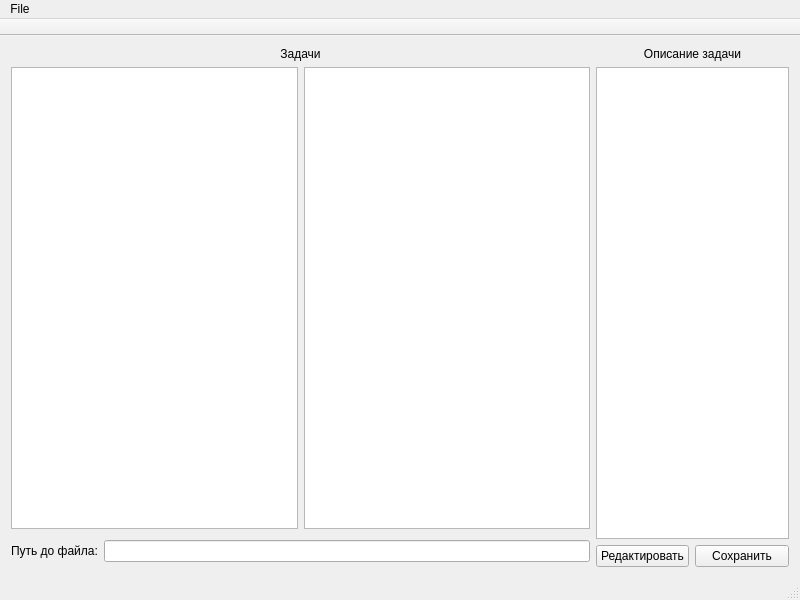
Qt form app/LightTaskManager/views/mainwindow.ui (moevm/gui-1h2018-06) before a commit.
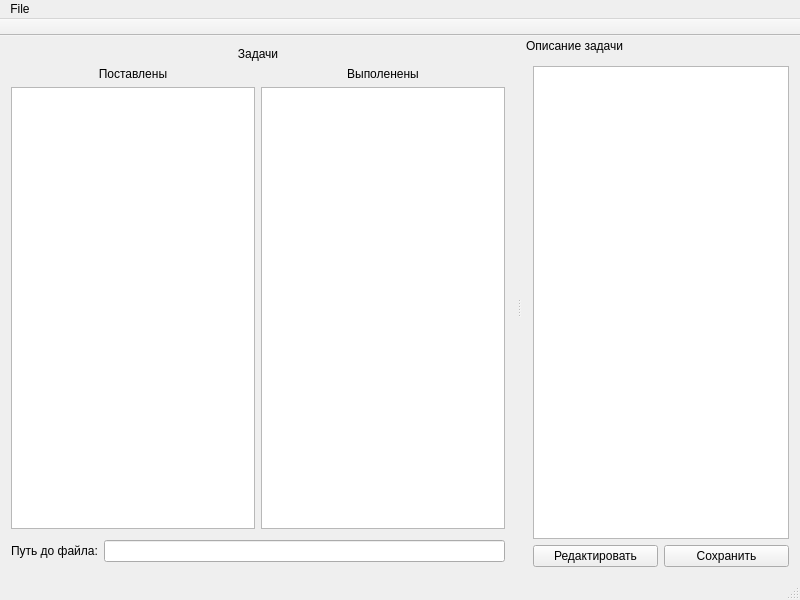
The same form after that commit. Icons and pictures are not drawn.

Commit message: Просмотр задачи внутри dockWidget

Diff of the .ui file:
```diff
--- a/app/LightTaskManager/views/mainwindow.ui
+++ b/app/LightTaskManager/views/mainwindow.ui
@@ -44,6 +44,9 @@
        </property>
        <item row="2" column="1">
         <widget class="QListWidget" name="completedListWidget">
+         <property name="horizontalScrollBarPolicy">
+          <enum>Qt::ScrollBarAlwaysOff</enum>
+         </property>
          <property name="dragEnabled">
           <bool>true</bool>
          </property>
@@ -68,8 +71,21 @@
          </property>
         </widget>
        </item>
+       <item row="1" column="0">
+        <widget class="QLabel" name="todoLabel">
+         <property name="text">
+          <string>Поставлены</string>
+         </property>
+         <property name="alignment">
+          <set>Qt::AlignCenter</set>
+         </property>
+        </widget>
+       </item>
        <item row="2" column="0">
         <widget class="QListWidget" name="todoListWidget">
+         <property name="horizontalScrollBarPolicy">
+          <enum>Qt::ScrollBarAlwaysOff</enum>
+         </property>
          <property name="editTriggers">
           <set>QAbstractItemView::NoEditTriggers</set>
          </property>
@@ -87,14 +103,24 @@
          </property>
         </widget>
        </item>
+       <item row="1" column="1">
+        <widget class="QLabel" name="completeLabel">
+         <property name="text">
+          <string>Выполенены</string>
+         </property>
+         <property name="alignment">
+          <set>Qt::AlignCenter</set>
+         </property>
+        </widget>
+       </item>
       </layout>
      </widget>
     </item>
-    <item row="0" column="1" rowspan="2">
-     <widget class="QFrame" name="currentTaskFrame">
+    <item row="1" column="0">
+     <widget class="QFrame" name="filePathFrame">
       <property name="sizePolicy">
        <sizepolicy hsizetype="Preferred" vsizetype="Preferred">
-        <horstretch>1</horstretch>
+        <horstretch>3</horstretch>
         <verstretch>0</verstretch>
        </sizepolicy>
       </property>
@@ -104,61 +130,6 @@
       <property name="frameShadow">
        <enum>QFrame::Raised</enum>
       </property>
-      <layout class="QGridLayout" name="gridLayout_2">
-       <property name="leftMargin">
-        <number>0</number>
-       </property>
-       <property name="topMargin">
-        <number>0</number>
-       </property>
-       <property name="rightMargin">
-        <number>0</number>
-       </property>
-       <property name="bottomMargin">
-        <number>0</number>
-       </property>
-       <item row="2" column="0">
-        <widget class="QPushButton" name="editTaskPushButton">
-         <property name="text">
-          <string>Редактировать</string>
-         </property>
-        </widget>
-       </item>
-       <item row="2" column="1">
-        <widget class="QPushButton" name="saveTaskPushButton">
-         <property name="text">
-          <string>Сохранить</string>
-         </property>
-        </widget>
-       </item>
-       <item row="1" column="0" colspan="2">
-        <widget class="QPlainTextEdit" name="currentTaskPlainTextEdit">
-         <property name="readOnly">
-          <bool>true</bool>
-         </property>
-        </widget>
-       </item>
-       <item row="0" column="0" colspan="2">
-        <widget class="QLabel" name="currentTaskLabel">
-         <property name="text">
-          <string>Описание задачи</string>
-         </property>
-         <property name="alignment">
-          <set>Qt::AlignCenter</set>
-         </property>
-        </widget>
-       </item>
-      </layout>
-     </widget>
-    </item>
-    <item row="1" column="0">
-     <widget class="QFrame" name="filePathFrame">
-      <property name="frameShape">
-       <enum>QFrame::NoFrame</enum>
-      </property>
-      <property name="frameShadow">
-       <enum>QFrame::Raised</enum>
-      </property>
       <layout class="QHBoxLayout" name="horizontalLayout">
        <property name="leftMargin">
         <number>0</number>
@@ -232,6 +203,51 @@
    </attribute>
   </widget>
   <widget class="QStatusBar" name="statusBar"/>
+  <widget class="QDockWidget" name="currentTaskDockWidget">
+   <property name="sizePolicy">
+    <sizepolicy hsizetype="Preferred" vsizetype="Preferred">
+     <horstretch>1</horstretch>
+     <verstretch>0</verstretch>
+    </sizepolicy>
+   </property>
+   <property name="features">
+    <set>QDockWidget::NoDockWidgetFeatures</set>
+   </property>
+   <property name="allowedAreas">
+    <set>Qt::RightDockWidgetArea</set>
+   </property>
+   <property name="windowTitle">
+    <string>Описание задачи</string>
+   </property>
+   <attribute name="dockWidgetArea">
+    <number>2</number>
+   </attribute>
+   <widget class="QWidget" name="dockWidgetContents_2">
+    <layout class="QGridLayout" name="gridLayout_2">
+     <item row="0" column="0" colspan="2">
+      <widget class="QPlainTextEdit" name="currentTaskPlainTextEdit">
+       <property name="readOnly">
+        <bool>true</bool>
+       </property>
+      </widget>
+     </item>
+     <item row="1" column="0">
+      <widget class="QPushButton" name="editTaskPushButton">
+       <property name="text">
+        <string>Редактировать</string>
+       </property>
+      </widget>
+     </item>
+     <item row="1" column="1">
+      <widget class="QPushButton" name="saveTaskPushButton">
+       <property name="text">
+        <string>Сохранить</string>
+       </property>
+      </widget>
+     </item>
+    </layout>
+   </widget>
+  </widget>
   <action name="actionInitializeRepository">
    <property name="icon">
     <iconset resource="resources/resources.qrc">
```
